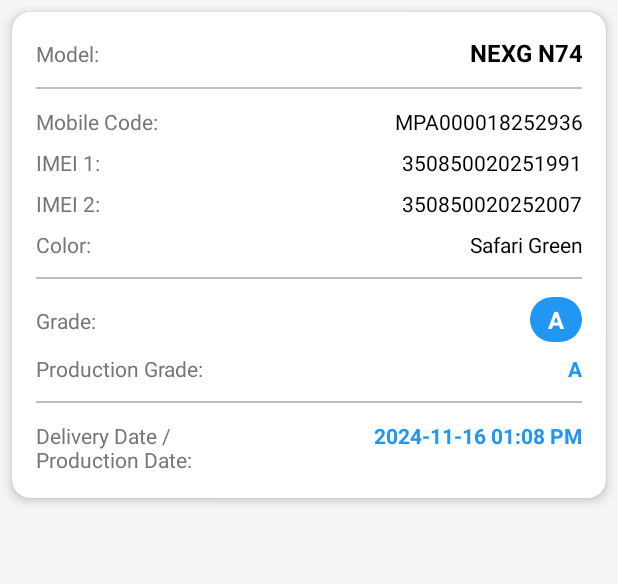
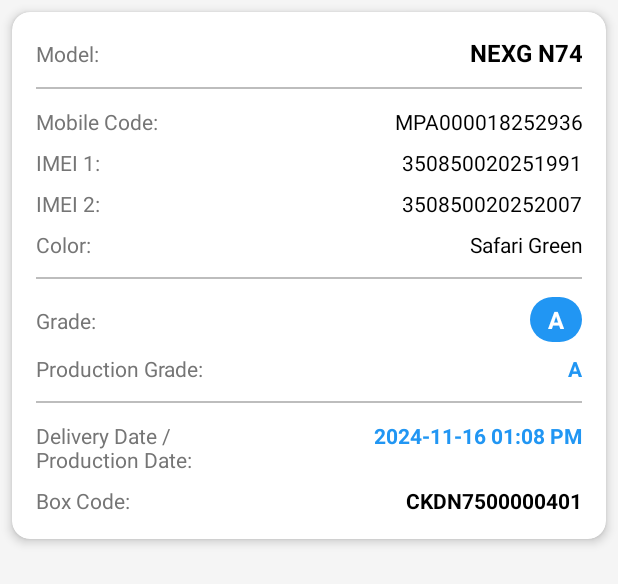
Before and after one commit to sabbir4hmed/Network_Test, an Android app: the layout item_product_detail.xml on its own in the app's theme, with its tools: preview values and no code run, on a phone screen of 412 x 824 dp. Shown: the top 584 px of the screen. Run offline under Robolectric (Android 15) with nearby library versions, the light colour scheme and no system bars.

Commit message:
Added Box Code

```diff
--- a/WCMS/app/build.gradle
+++ b/WCMS/app/build.gradle
@@ -23,8 +23,8 @@
         }
     }
     compileOptions {
-        sourceCompatibility JavaVersion.VERSION_11
-        targetCompatibility JavaVersion.VERSION_11
+        sourceCompatibility JavaVersion.VERSION_17
+        targetCompatibility JavaVersion.VERSION_17
     }
 }
 
@@ -41,7 +41,6 @@
     implementation libs.recyclerview
 
     implementation libs.cardview
-
 
 
     testImplementation libs.junit
--- a/WCMS/app/src/main/java/com/sabbir/waltonbd/wcmsproductchecker/Adapter/ProductAdapter.java
+++ b/WCMS/app/src/main/java/com/sabbir/waltonbd/wcmsproductchecker/Adapter/ProductAdapter.java
@@ -54,7 +54,7 @@
     static class ProductViewHolder extends RecyclerView.ViewHolder {
 
         private TextView tvModel, tvMobileCode, tvImei1, tvImei2, tvColor;
-        private TextView tvGrade, tvProductionGrade, tvGradeReason, tvDeliveryDate;
+        private TextView tvGrade, tvProductionGrade, tvGradeReason, tvDeliveryDate, tvBoxCode;
         private LinearLayout layoutGradeReason;
 
         public ProductViewHolder(@NonNull View itemView) {
@@ -68,6 +68,7 @@
             tvProductionGrade = itemView.findViewById(R.id.tvProductionGrade);
             tvGradeReason = itemView.findViewById(R.id.tvGradeReason);
             tvDeliveryDate = itemView.findViewById(R.id.tvDeliveryDate);
+            tvBoxCode = itemView.findViewById(R.id.tvBoxCode);
             layoutGradeReason = itemView.findViewById(R.id.layoutGradeReason);
         }
 
@@ -80,6 +81,7 @@
             tvGrade.setText(product.getGrade() != null ? product.getGrade() : "N/A");
             tvProductionGrade.setText(product.getProductionGrade() != null ? product.getProductionGrade() : "N/A");
             tvDeliveryDate.setText(product.getDeliveryDate() != null ? product.getDeliveryDate() : "N/A");
+            tvBoxCode.setText(product.getBoxCode() != null ? product.getBoxCode() : "N/A");
 
             // Show grade reason if exists
             if (product.getGradeReason() != null && !product.getGradeReason().isEmpty()) {
--- a/WCMS/app/src/main/res/layout/item_product_detail.xml
+++ b/WCMS/app/src/main/res/layout/item_product_detail.xml
@@ -262,7 +262,8 @@
         <LinearLayout
             android:layout_width="match_parent"
             android:layout_height="wrap_content"
-            android:orientation="horizontal">
+            android:orientation="horizontal"
+            android:layout_marginBottom="8dp">
 
             <TextView
                 android:layout_width="0dp"
@@ -285,6 +286,33 @@
 
         </LinearLayout>
 
+        <!-- Box Code -->
+        <LinearLayout
+            android:layout_width="match_parent"
+            android:layout_height="wrap_content"
+            android:orientation="horizontal">
+
+            <TextView
+                android:layout_width="0dp"
+                android:layout_height="wrap_content"
+                android:layout_weight="1"
+                android:text="Box Code:"
+                android:textSize="14sp"
+                android:textColor="@color/gray" />
+
+            <TextView
+                android:id="@+id/tvBoxCode"
+                android:layout_width="0dp"
+                android:layout_height="wrap_content"
+                android:layout_weight="1.5"
+                android:text="CKDN7500000401"
+                android:textSize="14sp"
+                android:textColor="@color/black"
+                android:textStyle="bold"
+                android:gravity="end" />
+
+        </LinearLayout>
+
     </LinearLayout>
 
 </com.google.android.material.card.MaterialCardView>
```
Also changed, not shown: WCMS/app/src/main/java/com/sabbir/waltonbd/wcmsproductchecker/Models/ProductResponse.java (+11 -0 lines), WCMS/gradle/wrapper/gradle-wrapper.properties, 3 other files.
